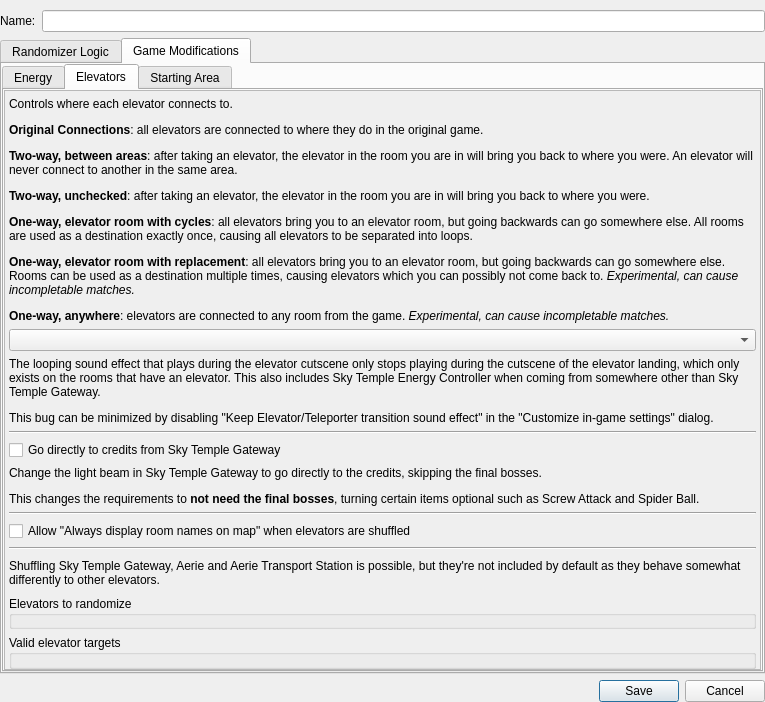
Above: randovania/gui/ui_files/logic_settings_window.ui from randovania/randovania before the change. Below: the same form after it.
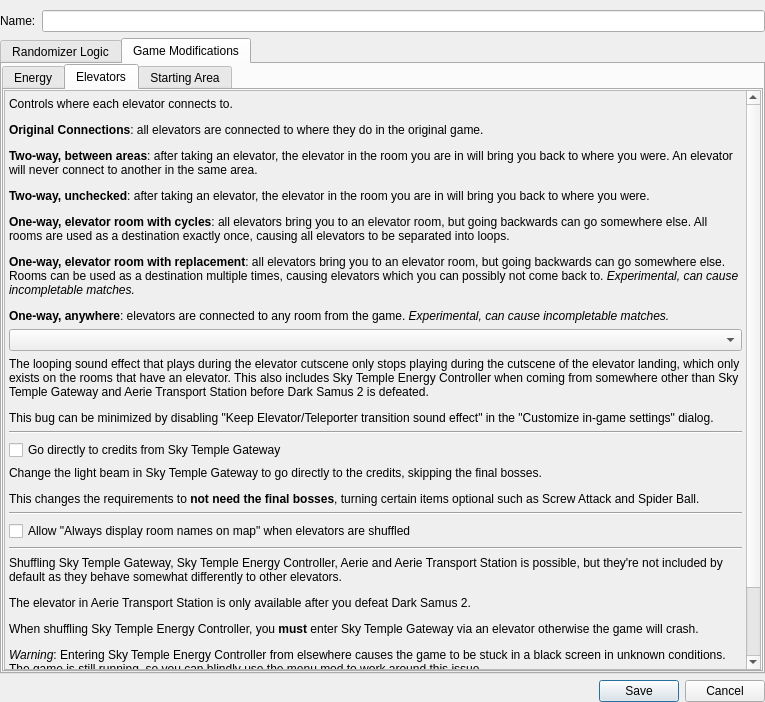
That is the form after the change. The open tabs and pages were chosen to show the change.

Commit message: Make the Sky Temple EC teleporter editable

```diff
--- a/randovania/gui/ui_files/logic_settings_window.ui
+++ b/randovania/gui/ui_files/logic_settings_window.ui
@@ -687,9 +687,9 @@
               <property name="geometry">
                <rect>
                 <x>0</x>
-                <y>0</y>
-                <width>755</width>
-                <height>557</height>
+                <y>-20</y>
+                <width>741</width>
+                <height>643</height>
                </rect>
               </property>
               <layout class="QVBoxLayout" name="elevator_layout">
@@ -721,7 +721,7 @@
                <item>
                 <widget class="QLabel" name="elevators_help_sound_bug_label">
                  <property name="text">
-                  <string>&lt;html&gt;&lt;head/&gt;&lt;body&gt;&lt;p&gt;The looping sound effect that plays during the elevator cutscene only stops playing during the cutscene of the elevator landing, which only exists on the rooms that have an elevator. This also includes Sky Temple Energy Controller when coming from somewhere other than Sky Temple Gateway.&lt;/p&gt;&lt;p&gt;This bug can be minimized by disabling &amp;quot;Keep Elevator/Teleporter transition sound effect&amp;quot; in the &amp;quot;Customize in-game settings&amp;quot; dialog.&lt;/p&gt;&lt;/body&gt;&lt;/html&gt;</string>
+                  <string>&lt;html&gt;&lt;head/&gt;&lt;body&gt;&lt;p&gt;The looping sound effect that plays during the elevator cutscene only stops playing during the cutscene of the elevator landing, which only exists on the rooms that have an elevator. This also includes Sky Temple Energy Controller when coming from somewhere other than Sky Temple Gateway and Aerie Transport Station before Dark Samus 2 is defeated.&lt;/p&gt;&lt;p&gt;This bug can be minimized by disabling &amp;quot;Keep Elevator/Teleporter transition sound effect&amp;quot; in the &amp;quot;Customize in-game settings&amp;quot; dialog.&lt;/p&gt;&lt;/body&gt;&lt;/html&gt;</string>
                  </property>
                  <property name="wordWrap">
                   <bool>true</bool>
@@ -779,7 +779,7 @@
                <item>
                 <widget class="QLabel" name="elevators_help_list_label">
                  <property name="text">
-                  <string>&lt;html&gt;&lt;head/&gt;&lt;body&gt;&lt;p&gt;Shuffling Sky Temple Gateway, Aerie and Aerie Transport Station is possible, but they're not included by default as they behave somewhat differently to other elevators.&lt;/p&gt;&lt;/body&gt;&lt;/html&gt;</string>
+                  <string>&lt;html&gt;&lt;head/&gt;&lt;body&gt;&lt;p&gt;Shuffling Sky Temple Gateway, Sky Temple Energy Controller, Aerie and Aerie Transport Station is possible, but they're not included by default as they behave somewhat differently to other elevators.&lt;/p&gt;&lt;p&gt;The elevator in Aerie Transport Station is only available after you defeat Dark Samus 2.&lt;/p&gt;&lt;p&gt;When shuffling Sky Temple Energy Controller, you &lt;span style=&quot; font-weight:600;&quot;&gt;must&lt;/span&gt; enter Sky Temple Gateway via an elevator otherwise the game will crash.&lt;/p&gt;&lt;p&gt;&lt;span style=&quot; font-style:italic;&quot;&gt;Warning&lt;/span&gt;: Entering Sky Temple Energy Controller from elsewhere causes the game to be stuck in a black screen in unknown conditions. The game is still running, so you can blindly use the menu mod to work around this issue.&lt;/p&gt;&lt;/body&gt;&lt;/html&gt;</string>
                  </property>
                  <property name="wordWrap">
                   <bool>true</bool>
```
Left out of the diff: 4 changed lines with no effect on the pictures. The commit also changes 8 other files.
